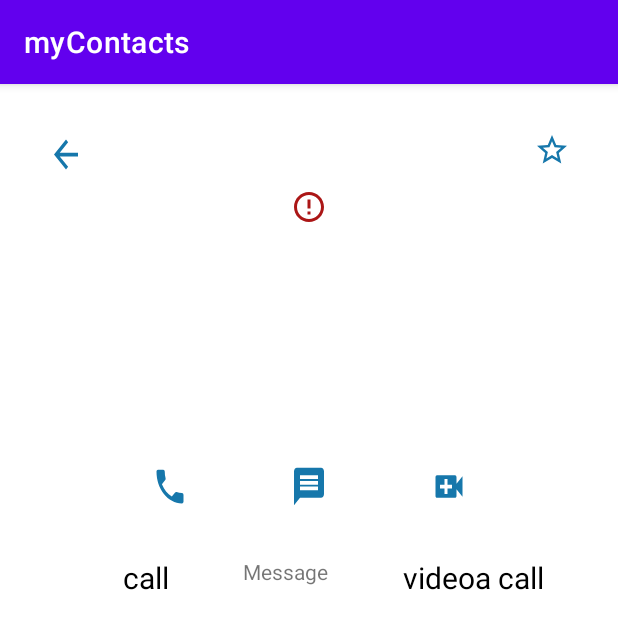
After one commit to phelisia/rvdispaly, an Android app: the ViewContactActivity screen opened directly, with no data from a screen before it, on a phone screen of 412 x 824 dp. The commit adds this screen. Shown: the top 629 px of the screen. Run offline under Robolectric (Android 15) with nearby library versions, the phone set to English and light mode, and no system bars; our stand-ins replace CircleImageView, Picasso; pictures from the network do not load.

Commit message:
displayed image

```diff
--- a/app/src/main/java/dev/phelisia/mycontacts/ContactAdapter.kt
+++ b/app/src/main/java/dev/phelisia/mycontacts/ContactAdapter.kt
@@ -1,10 +1,13 @@
 package dev.phelisia.mycontacts
 
+import android.content.Context
+import android.content.Intent
 import android.view.LayoutInflater
 import android.view.View
 import android.view.ViewGroup
 import android.widget.ImageView
 import android.widget.TextView
+import android.widget.Toast
 import androidx.appcompat.view.menu.MenuView
 import androidx.recyclerview.widget.RecyclerView
 import com.squareup.picasso.Picasso
@@ -24,9 +27,28 @@ class ContactsAdapter(var contactList: List<Contact>):RecyclerView.Adapter<Conta
         holder.binding.tvemail.text=currentContact.email
         holder.binding.tvAddress.text=currentContact.address
 
-        Picasso.get().load(currentContact.image).placeholder(R.drawable.ic_baseline_person_24).error(R.drawable.ic_baseline_error_outline_24).resize(350,350).centerCrop().into(holder.binding.ivContact)
+        Picasso.get().load(currentContact.image)
+            .placeholder(R.drawable.ic_baseline_person_24)
+            .error(R.drawable.ic_baseline_error_outline_24)
+            .resize(350,350)
+            .centerCrop()
+            .into(holder.binding.ivContact)
+        val context=holder.itemView.context
+        holder.binding.ivContact.setOnClickListener {
+            Toast.makeText(context,"you have clicked on ${currentContact}the image",Toast.LENGTH_SHORT).show()
+        }
+holder.binding.cvContact.setOnClickListener{
+    val  intent=Intent(context,ViewContactActivity::class.java)
+    intent.putExtra("NAME",currentContact.name)
+    intent.putExtra("EMAIL",currentContact.email)
+    intent.putExtra("ADDRESS",currentContact.address)
+    intent.putExtra("PHONEE",currentContact.PhoneNumber)
+    intent.putExtra("IMAGE",currentContact.image)
+    context.startActivity(intent)
 
+}
     }
+
 
     override fun getItemCount(): Int {
         return  contactList.size
--- /dev/null
+++ b/app/src/main/java/dev/phelisia/mycontacts/ViewContactActivity.kt
@@ -0,0 +1,39 @@
+package dev.phelisia.mycontacts
+
+import androidx.appcompat.app.AppCompatActivity
+import android.os.Bundle
+import android.widget.Toast
+import com.squareup.picasso.Picasso
+import dev.phelisia.mycontacts.databinding.ActivityViewContactBinding
+
+class ViewContactActivity : AppCompatActivity() {
+    lateinit var binding: ActivityViewContactBinding
+    override fun onCreate(savedInstanceState: Bundle?) {
+        super.onCreate(savedInstanceState)
+        binding = ActivityViewContactBinding.inflate(layoutInflater)
+        setContentView(binding.root)
+        getExtras()
+    }
+
+    private fun getExtras() {
+        val extras=intent.extras
+        val image = extras?.getString("IMAGE","")
+        Picasso.get().load(image)
+            .placeholder(R.drawable.ic_baseline_person_24)
+            .error(R.drawable.ic_baseline_error_outline_24)
+            .resize(350,350)
+            .centerCrop()
+            .into(binding.iv3)
+        val name=extras?.getString("NAME","")
+        binding.tvNamee.text = name
+        val  phone=extras?.getString("PHONEE","")
+        binding.tvphonee.text=phone
+        val email=extras?.getString("EMAIL","")
+        binding.tvemaill.text=email
+
+
+        Toast.makeText(this,"$name:$email",Toast.LENGTH_LONG).show()
+    }
+
+
+}
--- /dev/null
+++ b/app/src/main/res/drawable/ic_baseline_arrow_back_24.xml
@@ -0,0 +1,5 @@
+<vector android:autoMirrored="true" android:height="30dp"
+    android:tint="#1677AB" android:viewportHeight="24"
+    android:viewportWidth="24" android:width="24dp" xmlns:android="http://schemas.android.com/apk/res/android">
+    <path android:fillColor="@android:color/white" android:pathData="M20,11H7.83l5.59,-5.59L12,4l-8,8 8,8 1.41,-1.41L7.83,13H20v-2z"/>
+</vector>
--- /dev/null
+++ b/app/src/main/res/drawable/ic_baseline_local_phone_24.xml
@@ -0,0 +1,5 @@
+<vector android:height="30dp" android:tint="#1677AB"
+    android:viewportHeight="24" android:viewportWidth="24"
+    android:width="24dp" xmlns:android="http://schemas.android.com/apk/res/android">
+    <path android:fillColor="@android:color/white" android:pathData="M6.62,10.79c1.44,2.83 3.76,5.14 6.59,6.59l2.2,-2.2c0.27,-0.27 0.67,-0.36 1.02,-0.24 1.12,0.37 2.33,0.57 3.57,0.57 0.55,0 1,0.45 1,1V20c0,0.55 -0.45,1 -1,1 -9.39,0 -17,-7.61 -17,-17 0,-0.55 0.45,-1 1,-1h3.5c0.55,0 1,0.45 1,1 0,1.25 0.2,2.45 0.57,3.57 0.11,0.35 0.03,0.74 -0.25,1.02l-2.2,2.2z"/>
+</vector>
--- /dev/null
+++ b/app/src/main/res/drawable/ic_baseline_message_24.xml
@@ -0,0 +1,5 @@
+<vector android:autoMirrored="true" android:height="30dp"
+    android:tint="#1677AB" android:viewportHeight="24"
+    android:viewportWidth="24" android:width="24dp" xmlns:android="http://schemas.android.com/apk/res/android">
+    <path android:fillColor="@android:color/white" android:pathData="M20,2L4,2c-1.1,0 -1.99,0.9 -1.99,2L2,22l4,-4h14c1.1,0 2,-0.9 2,-2L22,4c0,-1.1 -0.9,-2 -2,-2zM18,14L6,14v-2h12v2zM18,11L6,11L6,9h12v2zM18,8L6,8L6,6h12v2z"/>
+</vector>
--- a/app/src/main/res/drawable/ic_baseline_person_24.xml
+++ b/app/src/main/res/drawable/ic_baseline_person_24.xml
@@ -1,5 +1,5 @@
-<vector android:height="96dp" android:tint="#AB1616"
+<vector android:height="32dp" android:tint="#1677AB"
     android:viewportHeight="24" android:viewportWidth="24"
-    android:width="96dp" xmlns:android="http://schemas.android.com/apk/res/android">
+    android:width="24dp" xmlns:android="http://schemas.android.com/apk/res/android">
     <path android:fillColor="@android:color/white" android:pathData="M12,12c2.21,0 4,-1.79 4,-4s-1.79,-4 -4,-4 -4,1.79 -4,4 1.79,4 4,4zM12,14c-2.67,0 -8,1.34 -8,4v2h16v-2c0,-2.66 -5.33,-4 -8,-4z"/>
 </vector>
--- /dev/null
+++ b/app/src/main/res/drawable/ic_baseline_star_outline_24.xml
@@ -0,0 +1,5 @@
+<vector android:height="24dp" android:tint="#1677AB"
+    android:viewportHeight="24" android:viewportWidth="24"
+    android:width="24dp" xmlns:android="http://schemas.android.com/apk/res/android">
+    <path android:fillColor="@android:color/white" android:pathData="M22,9.24l-7.19,-0.62L12,2 9.19,8.63 2,9.24l5.46,4.73L5.82,21 12,17.27 18.18,21l-1.63,-7.03L22,9.24zM12,15.4l-3.76,2.27 1,-4.28 -3.32,-2.88 4.38,-0.38L12,6.1l1.71,4.04 4.38,0.38 -3.32,2.88 1,4.28L12,15.4z"/>
+</vector>
--- /dev/null
+++ b/app/src/main/res/drawable/ic_baseline_video_call_24.xml
@@ -0,0 +1,5 @@
+<vector android:height="30dp" android:tint="#1677AB"
+    android:viewportHeight="24" android:viewportWidth="24"
+    android:width="24dp" xmlns:android="http://schemas.android.com/apk/res/android">
+    <path android:fillColor="@android:color/white" android:pathData="M17,10.5V7c0,-0.55 -0.45,-1 -1,-1H4c-0.55,0 -1,0.45 -1,1v10c0,0.55 0.45,1 1,1h12c0.55,0 1,-0.45 1,-1v-3.5l4,4v-11l-4,4zM14,13h-3v3H9v-3H6v-2h3V8h2v3h3v2z"/>
+</vector>
--- /dev/null
+++ b/app/src/main/res/layout/activity_view_contact.xml
@@ -0,0 +1,145 @@
+<?xml version="1.0" encoding="utf-8"?>
+<androidx.constraintlayout.widget.ConstraintLayout xmlns:android="http://schemas.android.com/apk/res/android"
+    xmlns:app="http://schemas.android.com/apk/res-auto"
+    xmlns:tools="http://schemas.android.com/tools"
+    android:layout_width="match_parent"
+    android:layout_height="match_parent"
+    tools:context=".ViewContactActivity">
+
+    <ImageView
+        android:id="@+id/imageView"
+        android:layout_width="wrap_content"
+        android:layout_height="wrap_content"
+        android:layout_marginStart="32dp"
+        android:layout_marginTop="32dp"
+        app:layout_constraintStart_toStartOf="parent"
+        app:layout_constraintTop_toTopOf="parent"
+        app:srcCompat="@drawable/ic_baseline_arrow_back_24" />
+
+    <ImageView
+        android:id="@+id/imageView2"
+        android:layout_width="wrap_content"
+        android:layout_height="wrap_content"
+        android:layout_marginTop="32dp"
+        android:layout_marginEnd="32dp"
+        app:layout_constraintEnd_toEndOf="parent"
+        app:layout_constraintTop_toTopOf="parent"
+        app:srcCompat="@drawable/ic_baseline_star_outline_24" />
+
+    <de.hdodenhof.circleimageview.CircleImageView
+        android:id="@+id/iv3"
+        android:layout_width="wrap_content"
+        android:layout_height="wrap_content"
+        android:layout_marginTop="70dp"
+        app:layout_constraintEnd_toEndOf="parent"
+        app:layout_constraintStart_toStartOf="parent"
+        app:layout_constraintTop_toTopOf="parent"
+        app:srcCompat="@drawable/ic_baseline_person_24" />
+
+    <TextView
+        android:id="@+id/tvNamee"
+        android:layout_width="wrap_content"
+        android:layout_height="wrap_content"
+        android:layout_marginTop="32dp"
+        android:textColor="@color/black"
+        android:textSize="20sp"
+        android:textStyle="normal"
+        app:layout_constraintEnd_toEndOf="parent"
+        app:layout_constraintStart_toStartOf="parent"
+        app:layout_constraintTop_toBottomOf="@+id/iv3" />
+
+    <ImageView
+        android:id="@+id/ivcall"
+        android:layout_width="wrap_content"
+        android:layout_height="wrap_content"
+        android:layout_marginStart="32dp"
+        app:layout_constraintEnd_toStartOf="@+id/ivmessage"
+        app:layout_constraintHorizontal_bias="0.5"
+        app:layout_constraintStart_toStartOf="parent"
+        app:layout_constraintTop_toTopOf="@+id/ivmessage"
+        app:srcCompat="@drawable/ic_baseline_local_phone_24" />
+
+    <ImageView
+        android:id="@+id/ivVideo"
+        android:layout_width="wrap_content"
+        android:layout_height="wrap_content"
+        android:layout_marginEnd="32dp"
+        app:layout_constraintEnd_toEndOf="parent"
+        app:layout_constraintHorizontal_bias="0.5"
+        app:layout_constraintStart_toEndOf="@+id/ivmessage"
+        app:layout_constraintTop_toTopOf="@+id/ivmessage"
+        app:srcCompat="@drawable/ic_baseline_video_call_24" />
+
+    <ImageView
+        android:id="@+id/ivmessage"
+        android:layout_width="wrap_content"
+        android:layout_height="wrap_content"
+        android:layout_marginTop="100dp"
+        app:layout_constraintEnd_toEndOf="parent"
+        app:layout_constraintEnd_toStartOf="@+id/ivVideo"
+        app:layout_constraintHorizontal_bias="0.5"
+        app:layout_constraintStart_toEndOf="@+id/ivcall"
+        app:layout_constraintTop_toBottomOf="@+id/tvNamee"
+        app:srcCompat="@drawable/ic_baseline_message_24" />
+
+    <TextView
+        android:id="@+id/tvMessage"
+        android:layout_width="wrap_content"
+        android:layout_height="wrap_content"
+        android:layout_marginTop="32dp"
+        android:text="Message"
+        app:layout_constraintEnd_toStartOf="@+id/tvVideo"
+        app:layout_constraintHorizontal_bias="0.5"
+        app:layout_constraintStart_toEndOf="@+id/tvcall"
+        app:layout_constraintTop_toBottomOf="@+id/ivmessage" />
+
+    <TextView
+        android:id="@+id/tvcall"
+        android:layout_width="wrap_content"
+        android:layout_height="wrap_content"
+        android:layout_marginStart="32dp"
+        android:layout_marginTop="32dp"
+        android:textColor="@color/black"
+        android:textSize="20sp"
+        android:textStyle="normal"
+        android:text="call"
+        app:layout_constraintEnd_toStartOf="@+id/tvMessage"
+        app:layout_constraintHorizontal_bias="0.5"
+        app:layout_constraintStart_toStartOf="parent"
+        app:layout_constraintTop_toBottomOf="@+id/ivcall" />
+
+    <TextView
+        android:id="@+id/tvVideo"
+        android:layout_width="wrap_content"
+        android:layout_height="wrap_content"
+        android:text="videoa call"
+        app:layout_constraintEnd_toEndOf="parent"
+        android:textColor="@color/black"
+        android:textSize="20sp"
+        android:textStyle="normal"
+        app:layout_constraintHorizontal_bias="0.5"
+        app:layout_constraintStart_toEndOf="@+id/tvMessage"
+        app:layout_constraintTop_toTopOf="@+id/tvMessage" />
+
+    <TextView
+        android:id="@+id/tvemaill"
+        android:layout_width="wrap_content"
+        android:layout_height="wrap_content"
+        android:textColor="@color/black"
+        android:textSize="20sp"
+        android:textStyle="normal"
+        android:layout_marginTop="32dp"
+        app:layout_constraintEnd_toEndOf="parent"
+        app:layout_constraintStart_toStartOf="parent"
+        app:layout_constraintTop_toBottomOf="@+id/tvNamee" />
+
+    <TextView
+        android:id="@+id/tvphonee"
+        android:layout_width="wrap_content"
+        android:layout_height="wrap_content"
+        android:layout_marginBottom="24dp"
+        app:layout_constraintBottom_toTopOf="@+id/ivmessage"
+        app:layout_constraintEnd_toEndOf="parent"
+        app:layout_constraintStart_toStartOf="parent" />
+
+</androidx.constraintlayout.widget.ConstraintLayout>
--- a/app/src/main/res/layout/contact_list_item.xml
+++ b/app/src/main/res/layout/contact_list_item.xml
@@ -14,7 +14,7 @@
         android:layout_height="match_parent">
 
 
-        <ImageView
+        <de.hdodenhof.circleimageview.CircleImageView
             android:id="@+id/ivContact"
             android:layout_width="wrap_content"
             android:layout_height="wrap_content"
```
Also changed, not shown: app/src/main/AndroidManifest.xml (+6 -1 lines).
